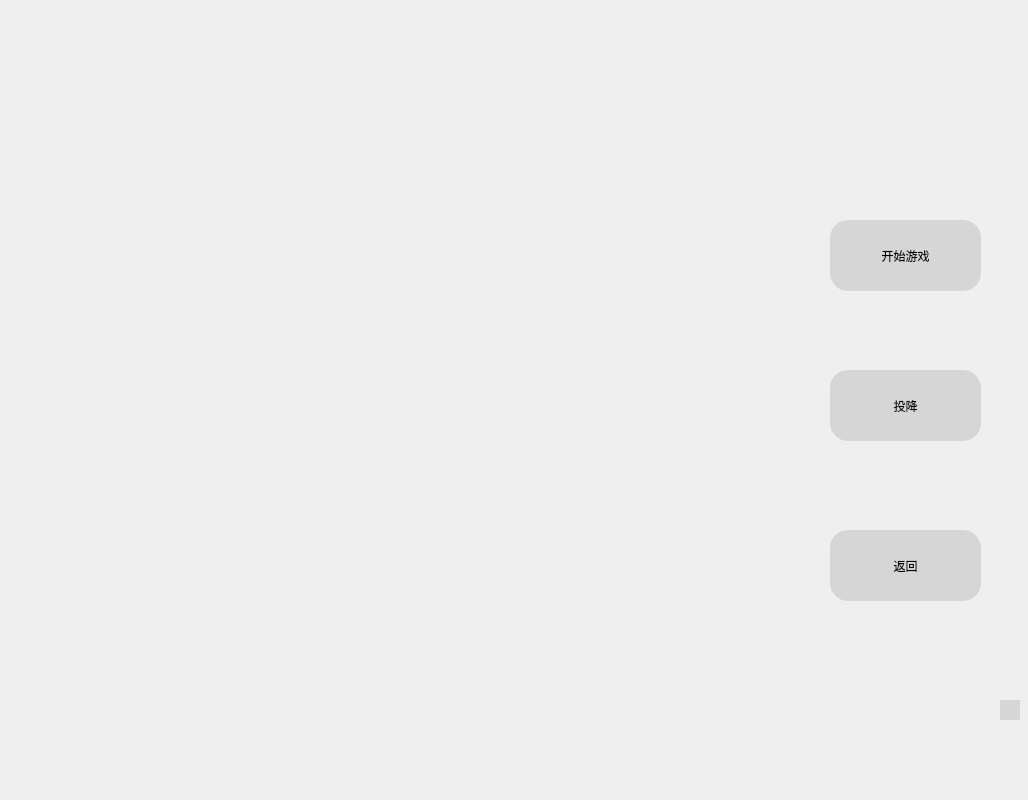
ZhangShuui/C-homework-QT-Othello, file mainboardwindow.ui: the form before one commit.
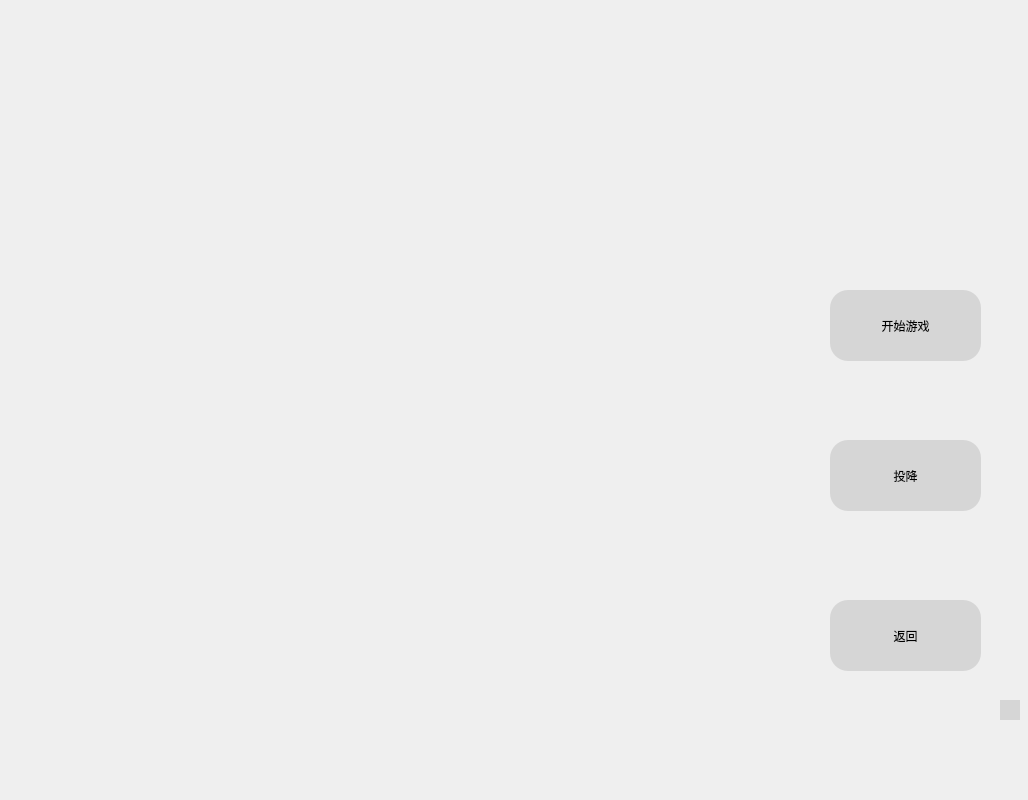
The form after the commit.

```diff
--- a/mainboardwindow.ui
+++ b/mainboardwindow.ui
@@ -18,7 +18,7 @@
     <property name="geometry">
      <rect>
       <x>830</x>
-      <y>220</y>
+      <y>290</y>
       <width>151</width>
       <height>71</height>
      </rect>
@@ -54,7 +54,7 @@
     <property name="geometry">
      <rect>
       <x>830</x>
-      <y>370</y>
+      <y>440</y>
       <width>151</width>
       <height>71</height>
      </rect>
@@ -72,7 +72,7 @@
     <property name="geometry">
      <rect>
       <x>830</x>
-      <y>530</y>
+      <y>600</y>
       <width>151</width>
       <height>71</height>
      </rect>
```
